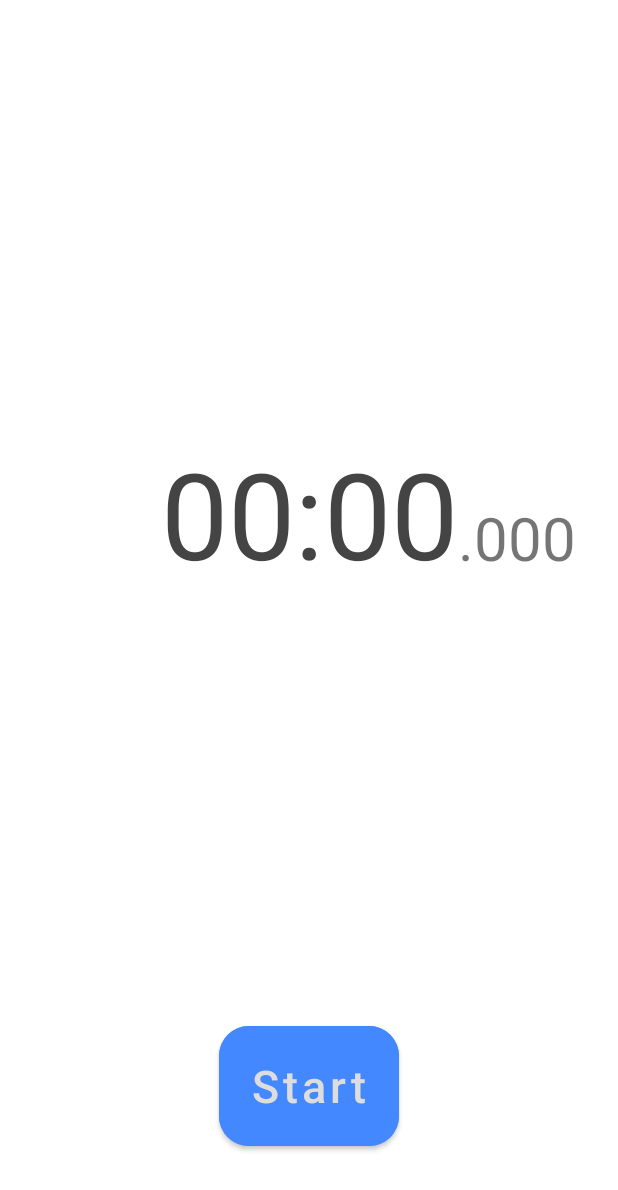
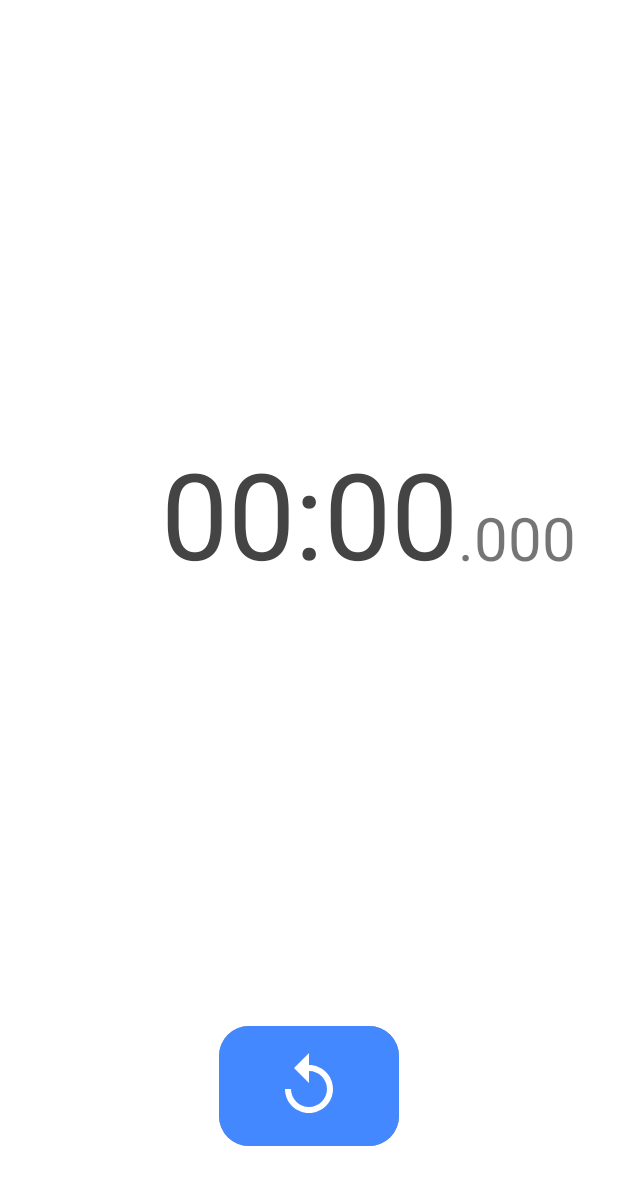
Before and after one commit to ikd9684/AndroidStudy.SimpleCountDownTimer, an Android app: the layout activity_main.xml on its own in the app's theme, with its tools: preview values and no code run, on a phone screen of 412 x 824 dp. Shown: the top 1190 px of the screen. Run offline under Robolectric (Android 15) with nearby library versions, the phone set to English and light mode, and no system bars.

Commit message:
アイコンに対応

```diff
--- a/app/src/main/res/layout/activity_main.xml
+++ b/app/src/main/res/layout/activity_main.xml
@@ -36,17 +36,19 @@
             app:layout_constraintStart_toEndOf="@+id/textViewSeconds"
             tools:text=".000" />
 
-        <Button
+        <ImageButton
             android:id="@+id/buttonStartStop"
             android:layout_width="120dp"
             android:layout_height="80dp"
             android:layout_marginBottom="60dp"
             android:background="@drawable/standard_button_rounded"
+            android:paddingLeft="16dp"
+            android:paddingTop="16dp"
+            android:paddingRight="16dp"
+            android:paddingBottom="16dp"
+            android:scaleType="fitCenter"
             android:soundEffectsEnabled="false"
-            android:text="Start"
-            android:textAllCaps="false"
-            android:textColor="@color/text_color_primary"
-            android:textSize="30sp"
+            android:src="@drawable/ic_baseline_replay_24"
             app:layout_constraintBottom_toBottomOf="parent"
             app:layout_constraintEnd_toEndOf="parent"
             app:layout_constraintStart_toStartOf="parent" />
```
Also changed, not shown: app/src/main/java/jp/co/excite_software/s_ikeda/simple_countdown_timer/MainActivity.kt (+5 -5 lines).
